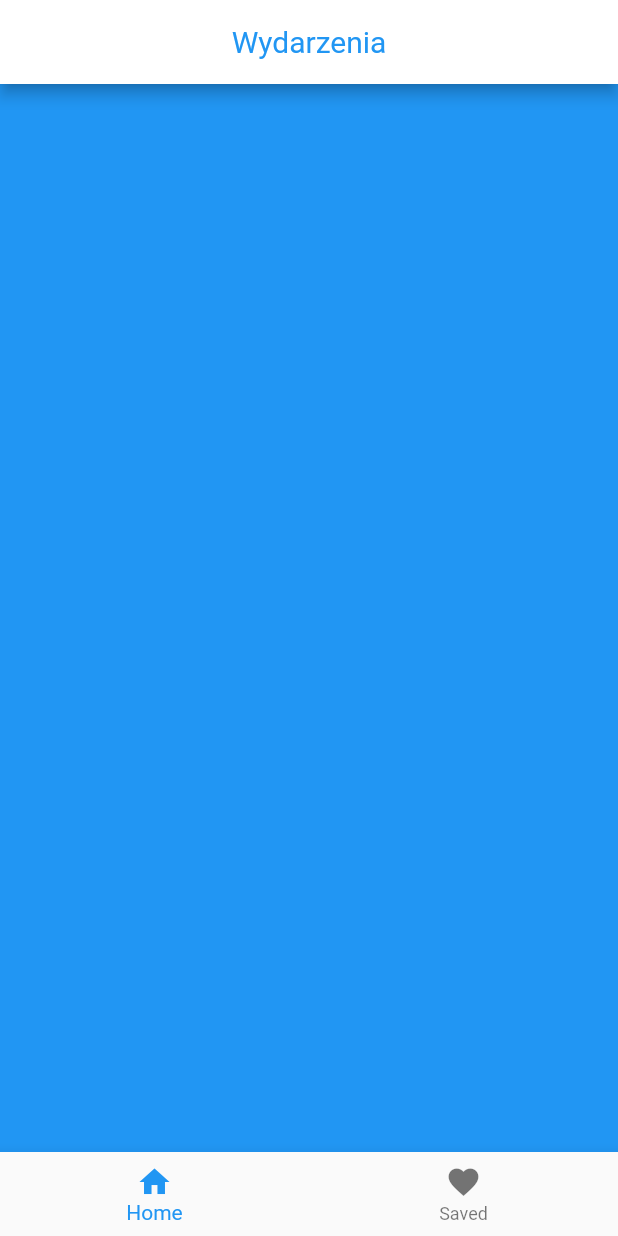
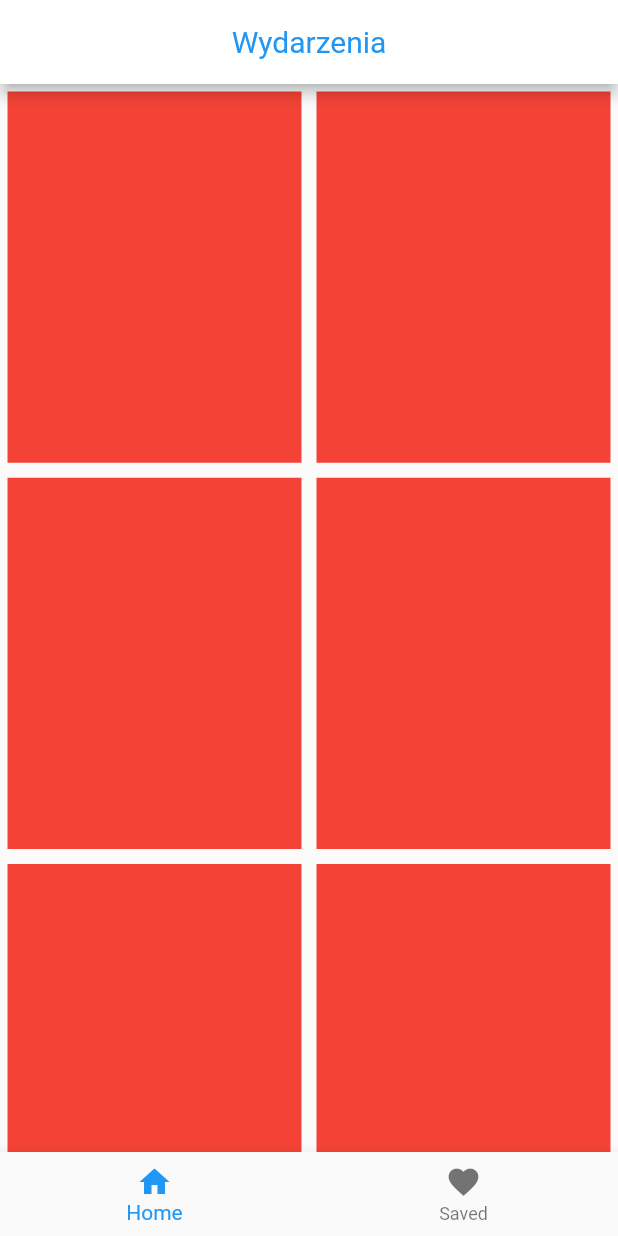
Before and after one commit to lorow/WroclawGo, a Flutter app: the MainScreenState screen opened by its route, on a phone screen of 412 x 824 dp. Run offline on Flutter 3.47's test engine with Material 2 defaults, Android fonts, the phone set to English and light mode, and no system bars.

Commit message:
Add gridview.builder and two views

```diff
--- a/wroclaw_go/lib/screens/MainScreen/MainScreen.dart
+++ b/wroclaw_go/lib/screens/MainScreen/MainScreen.dart
@@ -1,4 +1,6 @@
 import 'package:flutter/material.dart';
+import "./Widgets/index.dart";
+
 
 class MainScreenState extends StatefulWidget{
   @override
@@ -11,12 +13,8 @@ class MainScreen extends State<MainScreenState> {
 
   int _currentIndex = 0;
   final List<Widget> _children = [
-    new Container(
-      color: Colors.blue,
-    ),
-    new Container(
-      color: Colors.red,
-    )
+    new EventsViewState(),
+    new SavedEventsViewState()
   ];
   final List<Text> titles = [new Text("Wydarzenia"), new Text("Zapisane")];
 
--- /dev/null
+++ b/wroclaw_go/lib/screens/MainScreen/Widgets/EventsView.dart
@@ -0,0 +1,48 @@
+import 'package:flutter/material.dart';
+
+class EventsViewState extends StatefulWidget{
+  @override
+  State<StatefulWidget> createState() {
+    return EventsView();
+  }
+
+}
+
+class EventsView extends State<EventsViewState>{
+
+  @override
+  Widget build(BuildContext context) {
+
+    var size = MediaQuery.of(context).size;
+
+    /*24 is for notification bar on Android*/
+    final double itemHeight = (size.height - kToolbarHeight - 24) /2.6;
+    final double itemWidth = size.width / 2;
+
+    final Set<Widget> _saved = new Set<Widget>();
+    final items  = <Widget>[];
+
+    return Container(
+      color: Colors.white10,
+      child: _buildGrid()
+      );
+  }
+
+  Widget _buildGrid(){
+    return new GridView.builder(
+        gridDelegate:
+        new SliverGridDelegateWithFixedCrossAxisCount(
+            crossAxisCount: 2,
+            childAspectRatio: 0.8
+        ),
+        itemBuilder: (BuildContext context, int index) {
+
+          return new GestureDetector(
+            child: new Container(
+              color: Colors.red,
+              margin: EdgeInsets.all(5.0),
+            ),
+          );
+        });
+  }
+}
--- /dev/null
+++ b/wroclaw_go/lib/screens/MainScreen/Widgets/SavedEventsView.dart
@@ -0,0 +1,16 @@
+import "package:flutter/material.dart";
+
+class SavedEventsViewState extends StatefulWidget{
+  @override
+  State<StatefulWidget> createState() {
+    return SavedEventsView();
+  }
+}
+
+class SavedEventsView extends State<SavedEventsViewState>{
+  @override
+  Widget build(BuildContext context) {
+    return Container();
+  }
+
+}
--- /dev/null
+++ b/wroclaw_go/lib/screens/MainScreen/Widgets/index.dart
@@ -0,0 +1,2 @@
+export "./EventsView.dart";
+export './SavedEventsView.dart';
```
